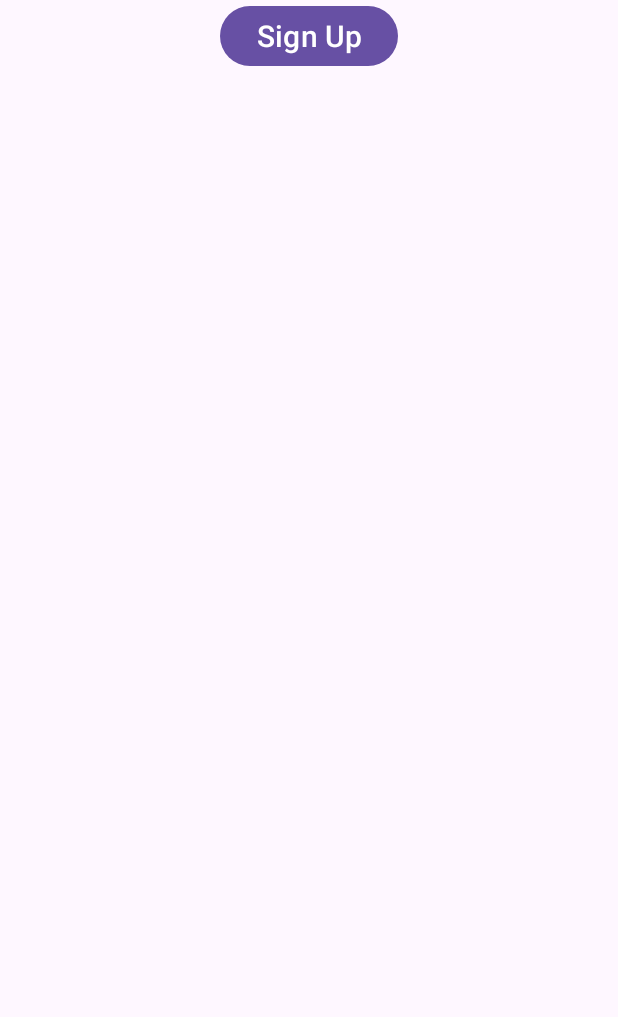
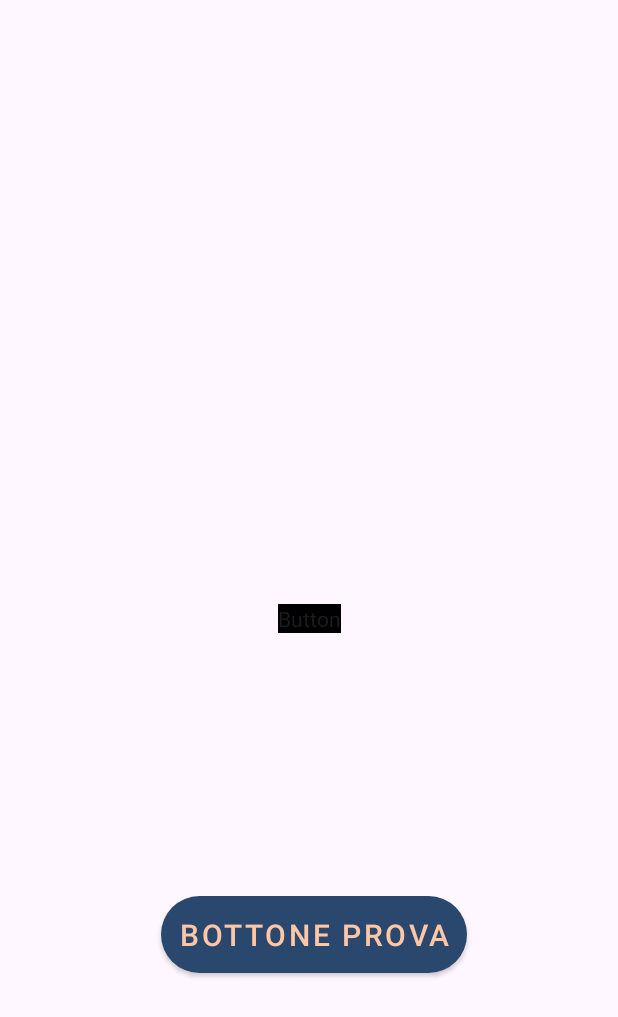
Before and after one commit to emanueleluraschi/Educa, an Android app: the screen it shows after launch (Punto_inizio), on a phone screen of 412 x 824 dp. Shown: the top 1017 px of the screen. Run offline under Robolectric (Android 15) with nearby library versions, the phone set to English and light mode, and no system bars.

Commit message:
creato stile bottone principale

```diff
--- a/app/src/main/res/layout/punto_inizio.xml
+++ b/app/src/main/res/layout/punto_inizio.xml
@@ -8,24 +8,26 @@
     tools:context=".Punto_inizio">
 
     <Button
-        android:id="@+id/signin"
+        android:id="@+id/button3"
+
         android:layout_width="wrap_content"
         android:layout_height="wrap_content"
-        android:text="Sign In"
-        android:textSize="20sp"
+        android:text="bottone prova"
+        style="@style/PrimaryButtonStyle"
+
+        app:layout_constraintBottom_toBottomOf="parent"
         app:layout_constraintEnd_toEndOf="parent"
-        app:layout_constraintHorizontal_bias="0.5"
+        app:layout_constraintHorizontal_bias="0.517"
         app:layout_constraintStart_toStartOf="parent"
-        tools:layout_editor_absoluteY="495dp" />
+        app:layout_constraintTop_toBottomOf="@+id/button4" />
 
     <Button
-        android:id="@+id/signup"
+        android:id="@+id/button4"
         android:layout_width="wrap_content"
         android:layout_height="wrap_content"
-        android:text="Sign Up"
-        android:textSize="20sp"
+        android:text="Button"
+        app:layout_constraintBottom_toBottomOf="parent"
         app:layout_constraintEnd_toEndOf="parent"
-        app:layout_constraintHorizontal_bias="0.5"
         app:layout_constraintStart_toStartOf="parent"
-        tools:layout_editor_absoluteY="566dp" />
+        app:layout_constraintTop_toTopOf="parent" />
 </androidx.constraintlayout.widget.ConstraintLayout>
--- a/app/src/main/res/values/themes.xml
+++ b/app/src/main/res/values/themes.xml
@@ -2,8 +2,32 @@
     <!-- Base application theme. -->
     <style name="Base.Theme.Educa" parent="Theme.Material3.DayNight.NoActionBar">
         <!-- Customize your light theme here. -->
+
+        <item name="colorPrimary">#2A486E</item>
+        <item name="colorPrimaryVariant">@color/primarycolor</item>
+        <item name="colorOnPrimary">@color/white</item>
+        <item name="colorSecondary">@color/secondarycolor</item>
+        <item name="colorSecondaryVariant">@color/secondarycolor</item>
+        <item name="colorOnSecondary">@color/black</item>
+        <item name="editTextStyle">@color/black</item>
+        <item name="android:textViewStyle">@color/black</item>
+        <item name="materialButtonStyle">@color/black</item>
         <!-- <item name="colorPrimary">@color/my_light_primary</item> -->
     </style>
+    <style name="PrimaryButtonStyle" parent="Widget.MaterialComponents.Button">
+        <item name="android:layout_height">wrap_content</item>
+        <item name="android:layout_width">match_parent</item>
+        <item name="android:textViewStyle">@id/italic</item>
+        <item name="backgroundTint">#2A486E</item>
+        <item name="android:textColor">@color/secondarycolorchiaro</item>
+        <item name="android:textSize">20sp</item>
+        <item name="cornerRadius">30sp</item>
+        <item name="android:padding">12sp</item>
+    </style>
+
 
     <style name="Theme.Educa" parent="Base.Theme.Educa" />
+
+
+
 </resources>
```
